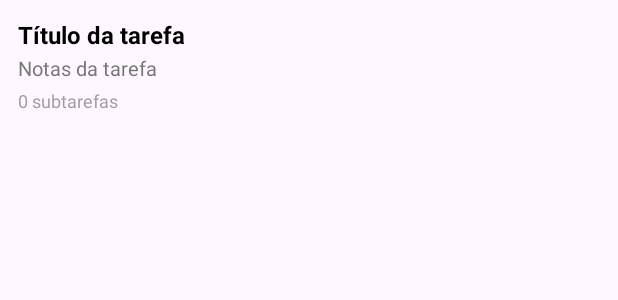
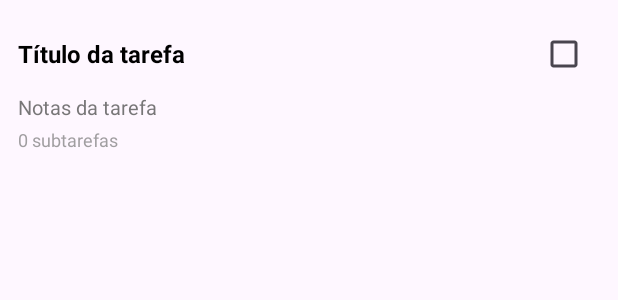
Before and after one commit to MateusBurkle/Projeto_Mobile, an Android app: the layout item_tarefa.xml on its own in the app's theme, with its tools: preview values and no code run, on a phone screen of 412 x 824 dp. Shown: the top 300 px of the screen. Run offline under Robolectric (Android 15) with nearby library versions, the phone set to English and light mode, and no system bars.

Commit message:
criacao da opcao de marcar como feita a atividade

```diff
--- a/app/src/main/java/com/example/projeto/models/Task.java
+++ b/app/src/main/java/com/example/projeto/models/Task.java
@@ -11,6 +11,9 @@ public class Task {
     private boolean concluida;
     private List<SubTask> subtarefas;
 
+    public Task() {
+
+    }
     public Task(String titulo, String notas){
         this.id = UUID.randomUUID().toString();
         this.titulo = titulo;
--- a/app/src/main/res/layout/item_tarefa.xml
+++ b/app/src/main/res/layout/item_tarefa.xml
@@ -7,15 +7,31 @@
     android:background="?attr/selectableItemBackground"
     android:minHeight="64dp">
 
-    <!-- Título da tarefa -->
-    <TextView
-        android:id="@+id/tvTitulo"
+    <!-- Linha título + checkbox -->
+    <LinearLayout
         android:layout_width="match_parent"
         android:layout_height="wrap_content"
-        android:textStyle="bold"
-        android:textColor="@android:color/black"
-        android:textSize="16sp"
-        android:text="Título da tarefa" />
+        android:orientation="horizontal"
+        android:gravity="center_vertical"
+        android:baselineAligned="false"
+        android:layout_marginBottom="2dp">
+
+        <TextView
+            android:id="@+id/tvTitulo"
+            android:layout_width="0dp"
+            android:layout_height="wrap_content"
+            android:layout_weight="1"
+            android:textStyle="bold"
+            android:textColor="@android:color/black"
+            android:textSize="16sp"
+            android:text="Título da tarefa" />
+
+        <com.google.android.material.checkbox.MaterialCheckBox
+            android:id="@+id/chkConcluida"
+        android:layout_width="wrap_content"
+        android:layout_height="wrap_content"
+        android:contentDescription="Concluir" />
+    </LinearLayout>
 
     <!-- Notas -->
     <TextView
@@ -27,8 +43,7 @@
         android:textSize="13sp"
         android:textColor="#555555"
         android:text="Notas da tarefa"
-        android:alpha="0.8"
-        android:layout_marginTop="2dp"/>
+        android:alpha="0.8"/>
 
     <!-- Subtarefas -->
     <TextView
```
Also changed, not shown: app/src/main/java/com/example/projeto/adapters/TaskListAdapter.java (+42 -5 lines), app/src/main/java/com/example/projeto/storage/TaskStorage.java (+12 -0 lines), app/src/main/java/com/example/projeto/ui/ListaTarefasActivity.java (+21 -7 lines).
